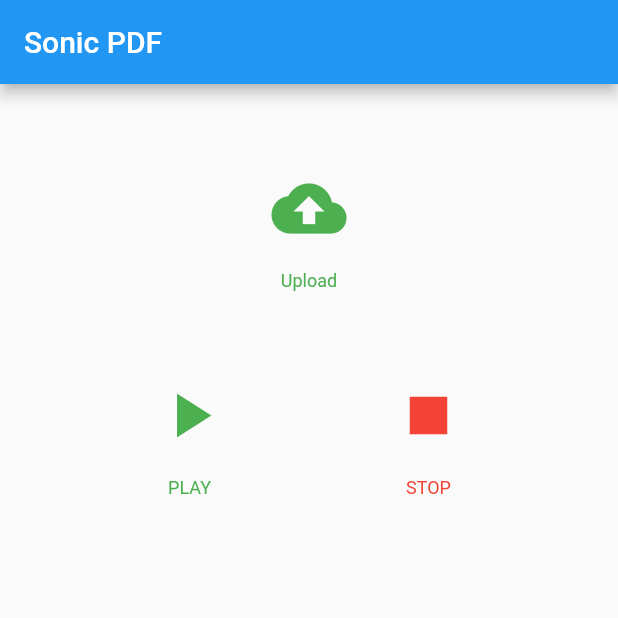
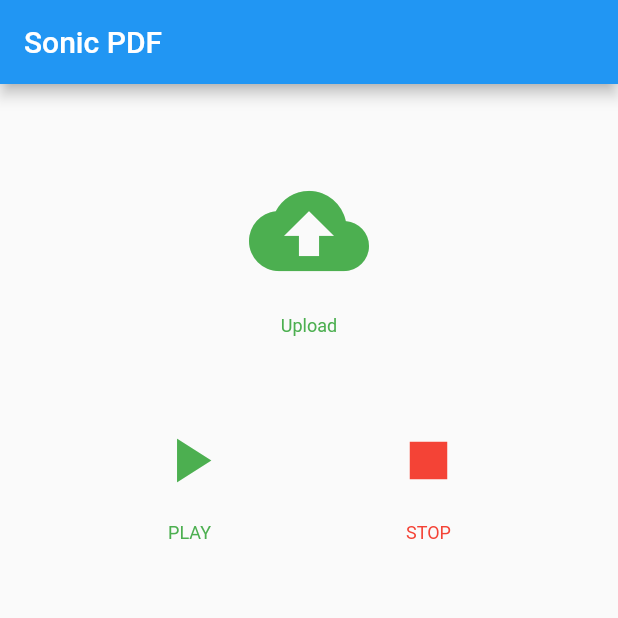
Before and after one commit to rishi-95/sonic-pdf, a Flutter app: the screen it shows after launch, on a phone screen of 412 x 824 dp, the top half of it. Run offline on Flutter 3.47's test engine with Material 2 defaults, Android fonts, the phone set to English and light mode, and no system bars; our stand-ins replace file_picker, flutter_tts; missing offline and left inert: pdf_text, syncfusion_flutter_pdf.

Commit message:
icon size

```diff
--- a/lib/main.dart
+++ b/lib/main.dart
@@ -228,7 +228,7 @@ class _MyAppState extends State<MyApp> {
     return Container(
         padding: EdgeInsets.only(top: 50.0),
         child: Row(mainAxisAlignment: MainAxisAlignment.spaceEvenly, children: [
-          _buildButtonColumn(Colors.green, Colors.greenAccent,
+          _buildButtonColumn1(Colors.green, Colors.greenAccent,
               Icons.cloud_upload, 'Upload', _pickPDFText),
         ]));
   }
@@ -263,10 +263,10 @@ class _MyAppState extends State<MyApp> {
     return Padding(
       child: Text(
         _text,
-        style: TextStyle(fontSize: 18),
+        style: TextStyle(fontSize: 17),
         textAlign: TextAlign.center,
       ),
-      padding: EdgeInsets.all(15),
+      padding: EdgeInsets.all(30),
     );
   }
 
@@ -291,4 +291,26 @@ class _MyAppState extends State<MyApp> {
                       color: color)))
         ]);
   }
+
+  Column _buildButtonColumn1(Color color, Color splashColor, IconData icon,
+      String label, Function func) {
+    return Column(
+        mainAxisSize: MainAxisSize.min,
+        mainAxisAlignment: MainAxisAlignment.center,
+        children: [
+          IconButton(
+              iconSize: 80,
+              icon: Icon(icon),
+              color: color,
+              splashColor: splashColor,
+              onPressed: () => func()),
+          Container(
+              margin: const EdgeInsets.only(top: 8.0),
+              child: Text(label,
+                  style: TextStyle(
+                      fontSize: 12.0,
+                      fontWeight: FontWeight.w400,
+                      color: color)))
+        ]);
+  }
 }
```
